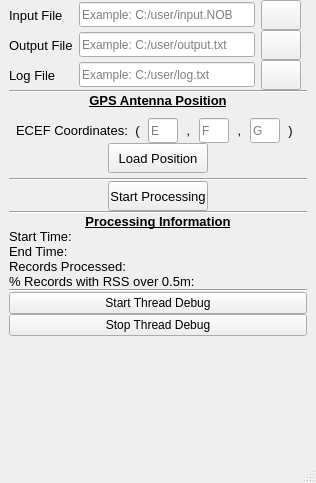
First picture: the form in Project_1/mainwindow.ui, repository Hannsel101/PCIP_Intern_Proj_1, before the edit.
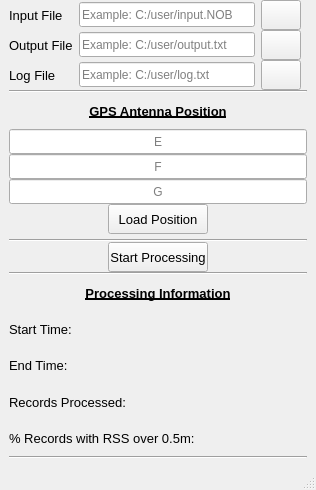
Second picture: the form after the edit.

Commit message: updated ECEF(E, F, G) coordinate textfields to allow larger numbers to be input

What changed in the file:
```diff
--- a/Project_1/mainwindow.ui
+++ b/Project_1/mainwindow.ui
@@ -7,7 +7,7 @@
     <x>0</x>
     <y>0</y>
     <width>316</width>
-    <height>483</height>
+    <height>490</height>
    </rect>
   </property>
   <property name="sizePolicy">
@@ -76,54 +76,13 @@
        </widget>
       </item>
       <item>
-       <layout class="QHBoxLayout" name="horizontalLayout_4">
-        <property name="topMargin">
-         <number>10</number>
-        </property>
-        <item>
-         <widget class="QLabel" name="label_4">
-          <property name="maximumSize">
-           <size>
-            <width>110</width>
-            <height>16777215</height>
-           </size>
-          </property>
-          <property name="font">
-           <font>
-            <pointsize>10</pointsize>
-           </font>
-          </property>
-          <property name="text">
-           <string>ECEF Coordinates:</string>
-          </property>
-          <property name="alignment">
-           <set>Qt::AlignCenter</set>
-          </property>
-         </widget>
-        </item>
-        <item>
-         <widget class="QLabel" name="label_5">
-          <property name="maximumSize">
-           <size>
-            <width>5</width>
-            <height>16777215</height>
-           </size>
-          </property>
-          <property name="font">
-           <font>
-            <pointsize>10</pointsize>
-           </font>
-          </property>
-          <property name="text">
-           <string>(</string>
-          </property>
-          <property name="alignment">
-           <set>Qt::AlignCenter</set>
-          </property>
-         </widget>
-        </item>
-        <item>
          <widget class="QLineEdit" name="E_Input">
+        <property name="sizePolicy">
+         <sizepolicy hsizetype="Expanding" vsizetype="Fixed">
+          <horstretch>0</horstretch>
+          <verstretch>0</verstretch>
+         </sizepolicy>
+        </property>
           <property name="minimumSize">
            <size>
             <width>0</width>
@@ -132,36 +91,18 @@
           </property>
           <property name="maximumSize">
            <size>
-            <width>30</width>
+          <width>1000</width>
             <height>16777215</height>
            </size>
           </property>
+        <property name="alignment">
+         <set>Qt::AlignCenter</set>
+        </property>
           <property name="placeholderText">
            <string>E</string>
           </property>
          </widget>
         </item>
-        <item>
-         <widget class="QLabel" name="label_6">
-          <property name="maximumSize">
-           <size>
-            <width>5</width>
-            <height>16777215</height>
-           </size>
-          </property>
-          <property name="font">
-           <font>
-            <pointsize>10</pointsize>
-           </font>
-          </property>
-          <property name="text">
-           <string>,</string>
-          </property>
-          <property name="alignment">
-           <set>Qt::AlignCenter</set>
-          </property>
-         </widget>
-        </item>
         <item>
          <widget class="QLineEdit" name="F_Input">
           <property name="minimumSize">
@@ -172,36 +113,18 @@
           </property>
           <property name="maximumSize">
            <size>
-            <width>30</width>
+          <width>1000</width>
             <height>16777215</height>
            </size>
           </property>
+        <property name="alignment">
+         <set>Qt::AlignCenter</set>
+        </property>
           <property name="placeholderText">
            <string>F</string>
           </property>
          </widget>
         </item>
-        <item>
-         <widget class="QLabel" name="label_7">
-          <property name="maximumSize">
-           <size>
-            <width>5</width>
-            <height>16777215</height>
-           </size>
-          </property>
-          <property name="font">
-           <font>
-            <pointsize>10</pointsize>
-           </font>
-          </property>
-          <property name="text">
-           <string>,</string>
-          </property>
-          <property name="alignment">
-           <set>Qt::AlignCenter</set>
-          </property>
-         </widget>
-        </item>
         <item>
          <widget class="QLineEdit" name="G_Input">
           <property name="minimumSize">
@@ -212,38 +135,18 @@
           </property>
           <property name="maximumSize">
            <size>
-            <width>30</width>
+          <width>1000</width>
             <height>16777215</height>
            </size>
           </property>
+        <property name="alignment">
+         <set>Qt::AlignCenter</set>
+        </property>
           <property name="placeholderText">
            <string>G</string>
           </property>
          </widget>
         </item>
-        <item>
-         <widget class="QLabel" name="label_8">
-          <property name="maximumSize">
-           <size>
-            <width>5</width>
-            <height>16777215</height>
-           </size>
-          </property>
-          <property name="font">
-           <font>
-            <pointsize>10</pointsize>
-           </font>
-          </property>
-          <property name="text">
-           <string>)</string>
-          </property>
-          <property name="alignment">
-           <set>Qt::AlignCenter</set>
-          </property>
-         </widget>
-        </item>
-       </layout>
-      </item>
       <item alignment="Qt::AlignHCenter">
        <widget class="QPushButton" name="antennaPosition_Button">
         <property name="minimumSize">
@@ -406,33 +309,6 @@
         </property>
        </widget>
       </item>
-      <item>
-       <widget class="QPushButton" name="startThread_Button">
-        <property name="text">
-         <string>Start Thread Debug</string>
-        </property>
-       </widget>
-      </item>
-      <item>
-       <widget class="QPushButton" name="stopThread_Button">
-        <property name="text">
-         <string>Stop Thread Debug</string>
-        </property>
-       </widget>
-      </item>
-      <item>
-       <spacer name="verticalSpacer_2">
-        <property name="orientation">
-         <enum>Qt::Vertical</enum>
-        </property>
-        <property name="sizeHint" stdset="0">
-         <size>
-          <width>20</width>
-          <height>40</height>
-         </size>
-        </property>
-       </spacer>
-      </item>
      </layout>
     </item>
     <item row="2" column="0">
```
Lines whose indentation alone changed are shown as unchanged. The commit also changes 7 other files.
